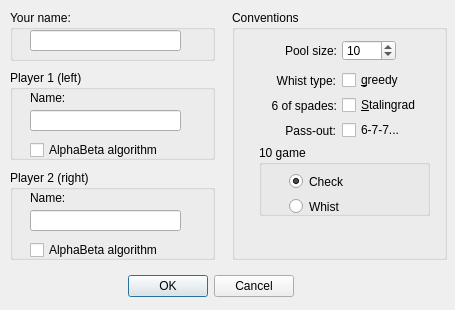
Old version of the form src/ui/newgameform.ui in the repository infsega/bbpref.
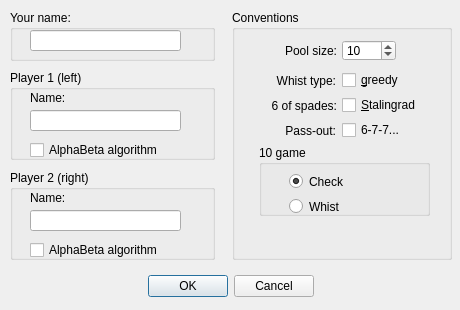
New version of the form. Icons and pictures are not drawn.

Commit message: Improved prompts in status bar, tips in dialogs, updated translations

```diff
--- a/src/ui/newgameform.ui
+++ b/src/ui/newgameform.ui
@@ -9,7 +9,7 @@
    <rect>
     <x>0</x>
     <y>0</y>
-    <width>455</width>
+    <width>460</width>
     <height>310</height>
    </rect>
   </property>
@@ -27,7 +27,7 @@
   </property>
   <property name="maximumSize">
    <size>
-    <width>455</width>
+    <width>460</width>
     <height>310</height>
    </size>
   </property>
@@ -52,7 +52,7 @@
     <rect>
      <x>10</x>
      <y>270</y>
-     <width>401</width>
+     <width>441</width>
      <height>32</height>
     </rect>
    </property>
@@ -120,7 +120,7 @@
     <rect>
      <x>232</x>
      <y>10</y>
-     <width>215</width>
+     <width>220</width>
      <height>250</height>
     </rect>
    </property>
@@ -148,7 +148,7 @@
      <rect>
       <x>110</x>
       <y>85</y>
-      <width>101</width>
+      <width>111</width>
       <height>20</height>
      </rect>
     </property>
```
Left out of the diff: 21 changed lines with no effect on the pictures. The commit also changes 5 other files.
